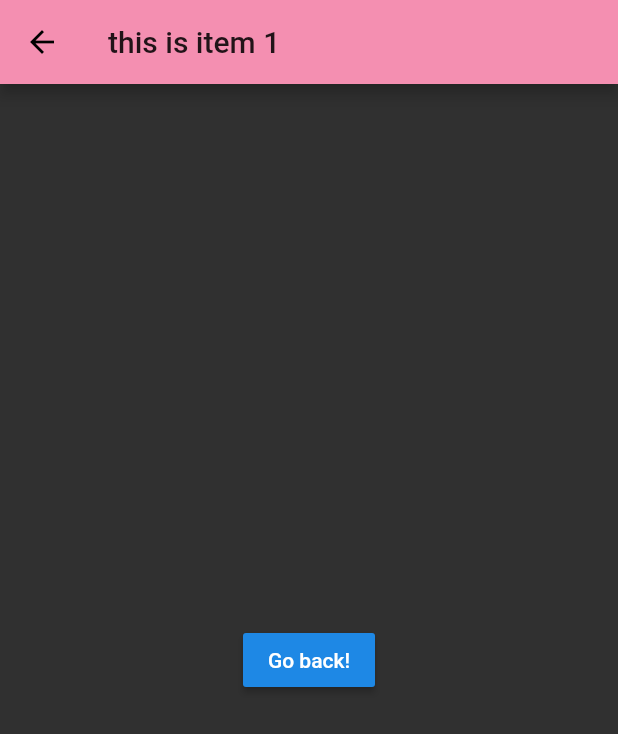
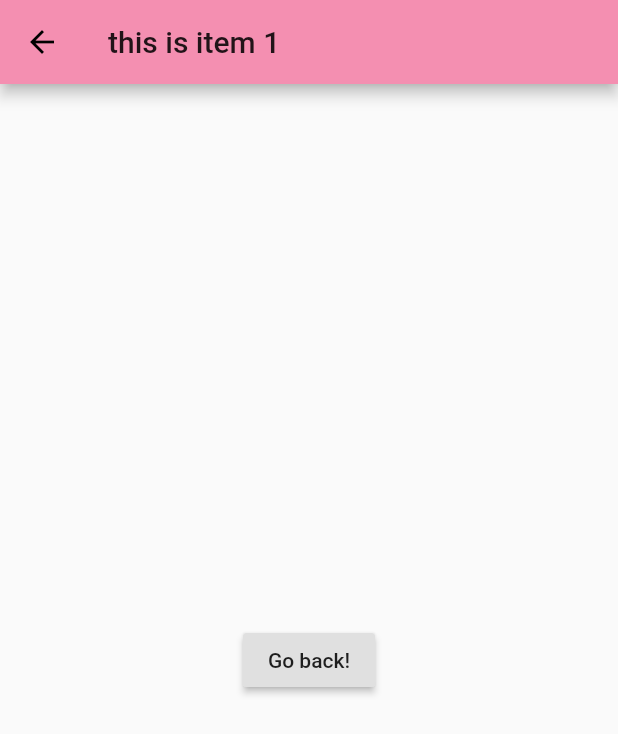
Before and after one commit to ATUMARO/learning_firstFlutter, a Flutter app: the screen it shows after launch, after a tap on an icon or button, on a phone screen of 412 x 824 dp. Shown: the top 734 px of the screen. Run offline on Flutter 3.47's test engine with Material 2 defaults, Android fonts, the phone set to English and light mode, and no system bars.

Commit message:
ColorSwatch

```diff
--- a/lib/main.dart
+++ b/lib/main.dart
@@ -1,11 +1,12 @@
 import 'package:flutter/material.dart';
 import 'package:projects/NewSection.dart';
+import 'package:projects/MyColors.dart';
 
 void main() => runApp(new MyApp());
 
 class MyApp extends StatelessWidget {
   final newThemeData = ThemeData(
-    brightness: Brightness.dark,
+    brightness: Brightness.light,
     primaryColor: Colors.pink[200],
     accentColor: Colors.pink[900],
   );
@@ -71,7 +72,7 @@ Widget createTitleSection() {
         ),
         new Icon(
           Icons.star,
-          color: Colors.red[500],
+          color: Colors.redAccent,
         ),
         new Text('41'),
       ],
@@ -99,13 +100,12 @@ Widget createButtonSection(BuildContext context) {
   button item
  */
 Column buildButtonColumn(IconData icon, String label, BuildContext context) {
-  Color color = Theme.of(context).primaryColor;
 
   return Column(
     mainAxisSize: MainAxisSize.min,
     mainAxisAlignment: MainAxisAlignment.center,
     children: [
-      Icon(icon, color: color),
+      Icon(icon, color: MyColors.baseColors['icon']),
       Container(
         margin: const EdgeInsets.only(top: 8.0),
         child: Text(
@@ -113,7 +113,7 @@ Column buildButtonColumn(IconData icon, String label, BuildContext context) {
           style: TextStyle(
             fontSize: 12.0,
             fontWeight: FontWeight.w400,
-            color: color,
+            color: MyColors.baseColors['button_text'],
           ),
         ),
       ),
@@ -131,5 +131,8 @@ Widget createTextSection() {
         '''
 長いテキストああああああああああああああああああああああああああああああああああああああああああああああああああああああああああああああああああああああああああああああああああああああああああああああああああああああああああああああああああああああああああああああああああああ     ''',
         softWrap: true,
+        style: TextStyle(
+          color: MyColors.baseColors['normal_text']
+        ),
       ));
 }
```
Also changed, not shown: lib/MyColors.dart (added, +11 -0 lines).
